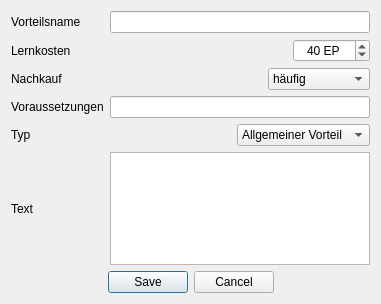
Qt form UI/DatenbankEditVorteil.ui (Aeolitus/Sephrasto) before a commit.
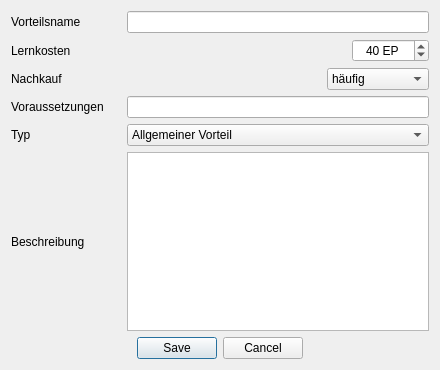
The same form after that commit.

The edit to the form file:
```diff
--- a/UI/DatenbankEditVorteil.ui
+++ b/UI/DatenbankEditVorteil.ui
@@ -9,8 +9,8 @@
    <rect>
     <x>0</x>
     <y>0</y>
-    <width>381</width>
-    <height>304</height>
+    <width>440</width>
+    <height>370</height>
    </rect>
   </property>
   <property name="windowTitle">
@@ -120,7 +120,7 @@
      <item row="5" column="0">
       <widget class="QLabel" name="label_5">
        <property name="text">
-        <string>Text</string>
+        <string>Beschreibung</string>
        </property>
       </widget>
      </item>
@@ -133,6 +133,12 @@
      </item>
      <item row="3" column="0">
       <widget class="QLabel" name="label_4">
+       <property name="minimumSize">
+        <size>
+         <width>110</width>
+         <height>0</height>
+        </size>
+       </property>
        <property name="text">
         <string>Voraussetzungen</string>
        </property>
@@ -157,19 +163,6 @@
      </item>
      <item row="4" column="1">
       <layout class="QHBoxLayout" name="horizontalLayout_3">
-       <item>
-        <spacer name="horizontalSpacer_3">
-         <property name="orientation">
-          <enum>Qt::Horizontal</enum>
-         </property>
-         <property name="sizeHint" stdset="0">
-          <size>
-           <width>40</width>
-           <height>20</height>
-          </size>
-         </property>
-        </spacer>
-       </item>
        <item>
         <widget class="QComboBox" name="comboTyp">
          <item>
```
